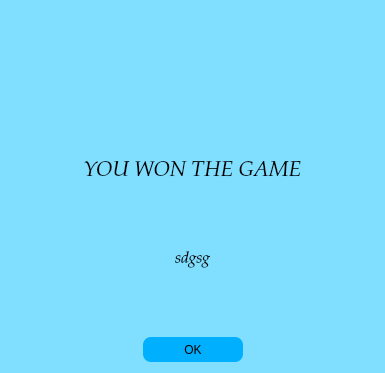
Old version of the form winnerscreen.ui in the repository HashanMaduwantha/TicTacToe.
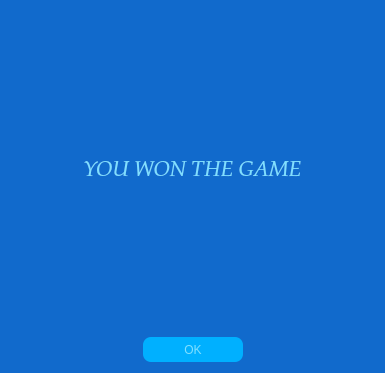
New version of the form.

```diff
--- a/winnerscreen.ui
+++ b/winnerscreen.ui
@@ -14,7 +14,8 @@
    <string>Form</string>
   </property>
   <property name="styleSheet">
-   <string notr="true">background-color:#80dfff;</string>
+   <string notr="true">background-color:#116ACC;
+color:#80dfff</string>
   </property>
   <layout class="QVBoxLayout" name="verticalLayout">
    <item>
@@ -39,6 +40,9 @@
        <italic>true</italic>
       </font>
      </property>
+     <property name="styleSheet">
+      <string notr="true">color:#80dfff</string>
+     </property>
      <property name="text">
       <string>YOU WON THE GAME</string>
      </property>
@@ -63,7 +67,7 @@
       </font>
      </property>
      <property name="text">
-      <string>sdgsg</string>
+      <string/>
      </property>
      <property name="alignment">
       <set>Qt::AlignCenter</set>
```
Left out of the diff: 2 changed lines with no effect on the pictures.
